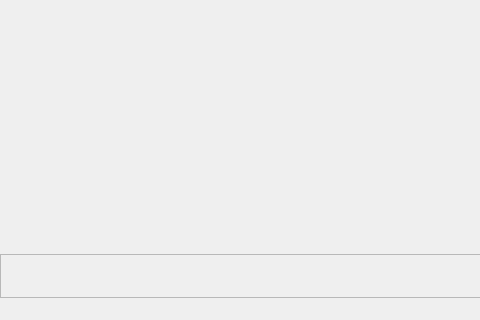
Old version of the form pypho_timeline/widgets/TimelineWindow/MainTimelineWindow.ui in the repository PhoPersonalOrg/pyPhoTimeline; both pictures show x 0 to 480 and y 280 to 600 of the 800 by 600 pixel window.
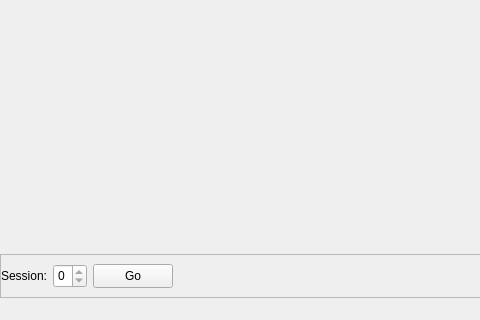
New version of the form.

Commit message: added jump to session controls at bottom of window

The edit to the form file:
```diff
--- a/pypho_timeline/widgets/TimelineWindow/MainTimelineWindow.ui
+++ b/pypho_timeline/widgets/TimelineWindow/MainTimelineWindow.ui
@@ -105,6 +105,42 @@
        <property name="rightMargin">
         <number>0</number>
        </property>
+       <item>
+        <widget class="QLabel" name="sessionJumpLabel">
+         <property name="text">
+          <string>Session:</string>
+         </property>
+        </widget>
+       </item>
+       <item>
+        <widget class="QSpinBox" name="sessionJumpSpinBox">
+         <property name="minimum">
+          <number>0</number>
+         </property>
+         <property name="maximum">
+          <number>0</number>
+         </property>
+         <property name="minimumSize">
+          <size>
+           <width>0</width>
+           <height>24</height>
+          </size>
+         </property>
+        </widget>
+       </item>
+       <item>
+        <widget class="QPushButton" name="sessionJumpButton">
+         <property name="minimumSize">
+          <size>
+           <width>0</width>
+           <height>24</height>
+          </size>
+         </property>
+         <property name="text">
+          <string>Go</string>
+         </property>
+        </widget>
+       </item>
        <item>
         <spacer name="horizontalSpacer">
          <property name="orientation">
```
The commit also changes 2 other files.
